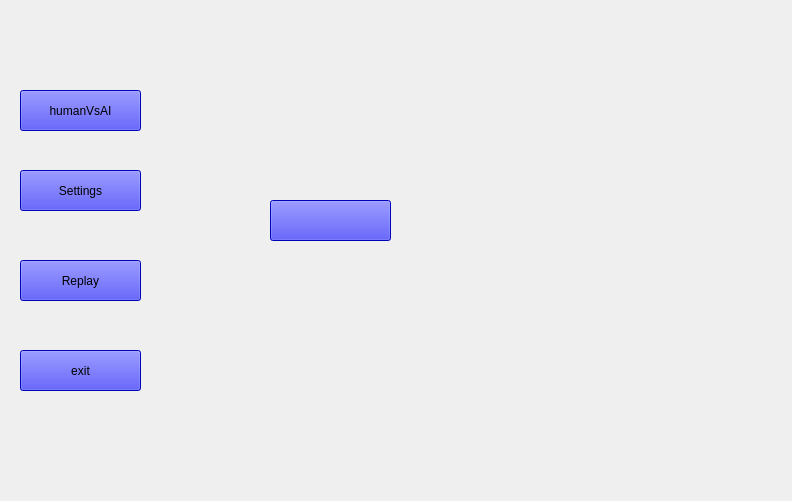
Old version of the form startmenu.ui in the repository CoderBak/Surakarta-client.
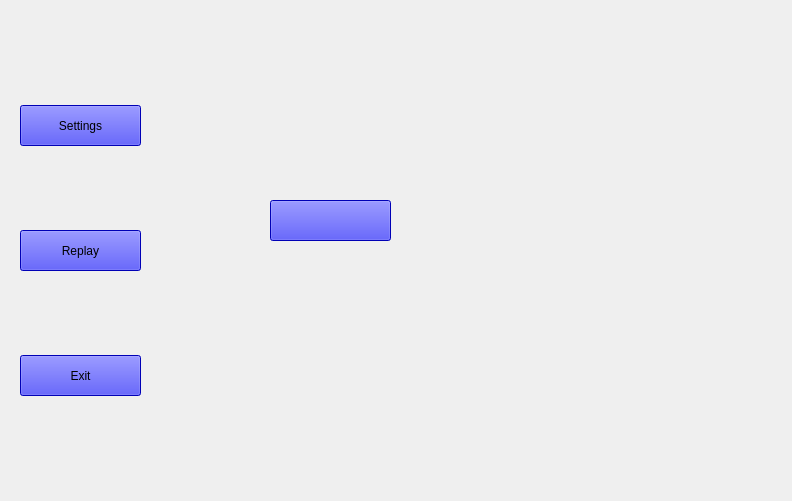
New version of the form. Icons and pictures are not drawn.

Patch:
```diff
--- a/startmenu.ui
+++ b/startmenu.ui
@@ -51,7 +51,7 @@
    <property name="geometry">
     <rect>
      <x>20</x>
-     <y>350</y>
+     <y>355</y>
      <width>121</width>
      <height>41</height>
     </rect>
@@ -61,14 +61,14 @@
 </string>
    </property>
    <property name="text">
-    <string>exit</string>
+    <string>Exit</string>
    </property>
   </widget>
   <widget class="QPushButton" name="reshowButton">
    <property name="geometry">
     <rect>
      <x>20</x>
-     <y>260</y>
+     <y>230</y>
      <width>121</width>
      <height>41</height>
     </rect>
@@ -85,7 +85,7 @@
    <property name="geometry">
     <rect>
      <x>20</x>
-     <y>170</y>
+     <y>105</y>
      <width>121</width>
      <height>41</height>
     </rect>
@@ -98,23 +98,6 @@
     <string>Settings</string>
    </property>
   </widget>
-  <widget class="QPushButton" name="humanVsAIButton">
-   <property name="geometry">
-    <rect>
-     <x>20</x>
-     <y>90</y>
-     <width>121</width>
-     <height>41</height>
-    </rect>
-   </property>
-   <property name="styleSheet">
-    <string notr="true">background-color: blue;
-</string>
-   </property>
-   <property name="text">
-    <string>humanVsAI</string>
-   </property>
-  </widget>
  </widget>
  <resources>
   <include location="resources.qrc"/>
```
